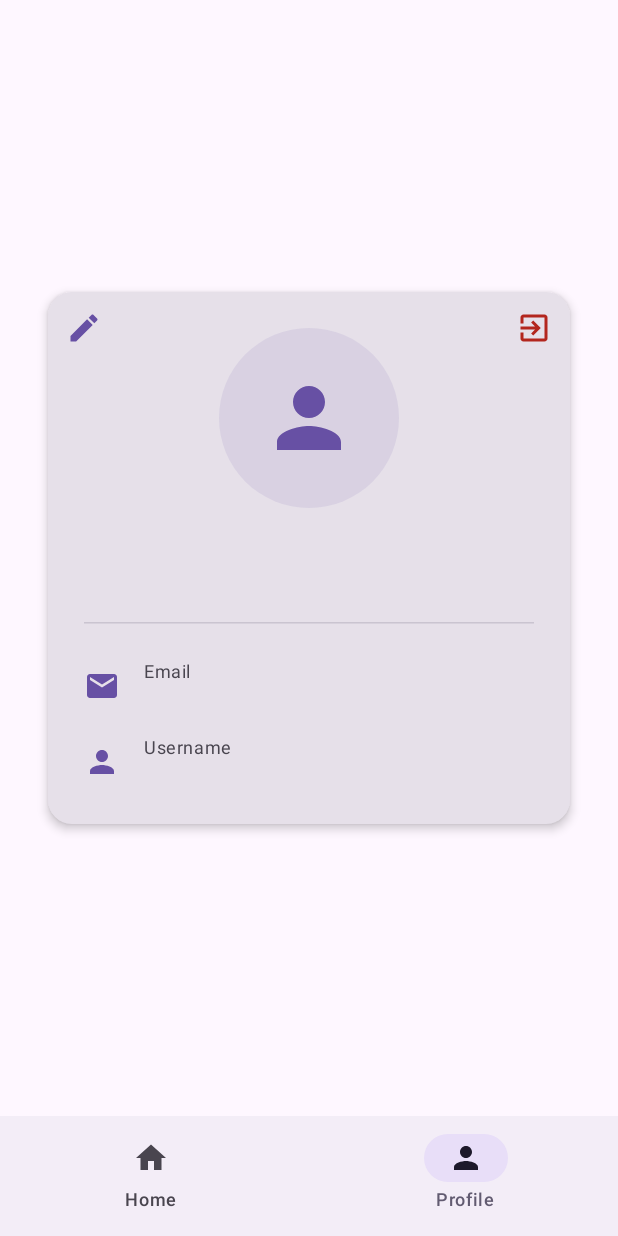
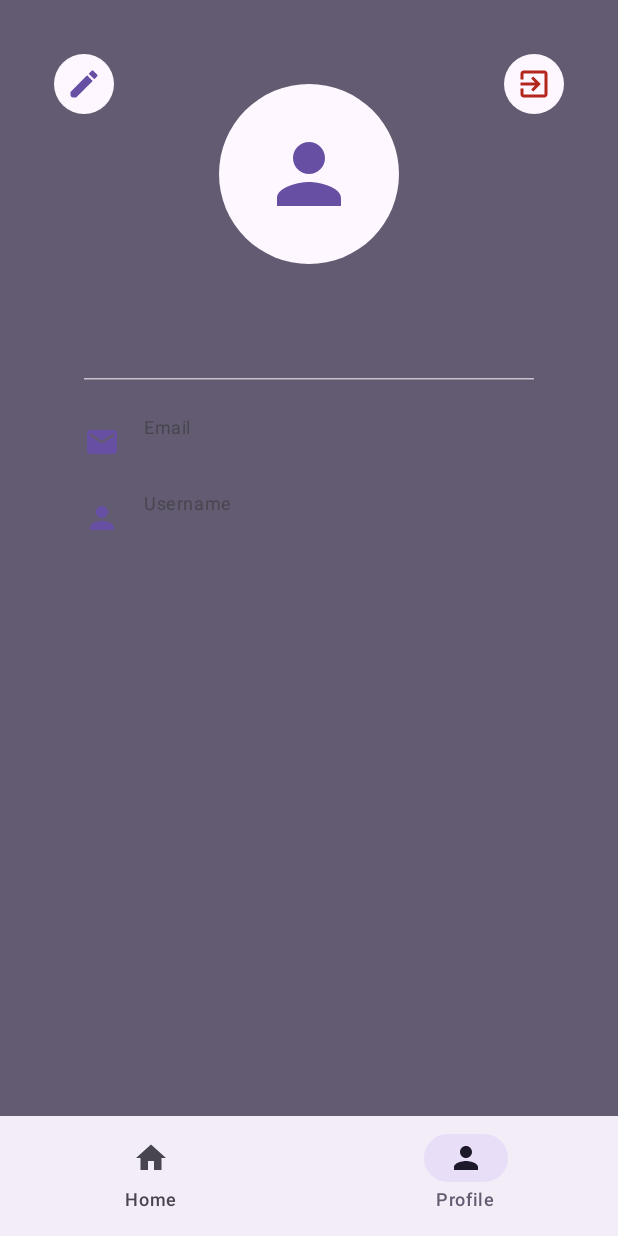
Before and after one commit to SPoretti/Voci-App, an Android app built with Jetpack Compose: the UserProfileScreen screen opened through its navigation route, on a phone screen of 412 x 824 dp. Run offline under Robolectric (Android 15) with nearby library versions, the phone set to English and light mode, and no system bars; our stand-ins replace Firebase (no records; nobody signed in at launch, a user with empty details on screens opened directly).

Commit message:
Added themeUtils to add gradinets / shapes for the app styling. Missing docs and functionalities. Updated UserProfileScreen.kt but just to test still needs styling.

```diff
--- a/app/src/main/java/com/example/vociapp/ui/screens/userProfile/UserProfileScreen.kt
+++ b/app/src/main/java/com/example/vociapp/ui/screens/userProfile/UserProfileScreen.kt
@@ -29,6 +29,7 @@ import androidx.compose.runtime.Composable
 import androidx.compose.ui.Alignment
 import androidx.compose.ui.Modifier
 import androidx.compose.ui.draw.clip
+import androidx.compose.ui.graphics.Color
 import androidx.compose.ui.graphics.vector.ImageVector
 import androidx.compose.ui.text.font.FontWeight
 import androidx.compose.ui.unit.dp
@@ -46,23 +47,22 @@ fun UserProfileScreen(
     Box(
         modifier = Modifier
             .fillMaxSize()
-            .background(MaterialTheme.colorScheme.background)
+            .background(MaterialTheme.colorScheme.secondary)
     ) {
         Column(
             modifier = Modifier
                 .fillMaxSize()
                 .padding(16.dp),
-            horizontalAlignment = Alignment.CenterHorizontally,
-            verticalArrangement = Arrangement.Center
+            horizontalAlignment = Alignment.CenterHorizontally
         ) {
             Card(
                 modifier = Modifier
                     .fillMaxWidth()
                     .padding(16.dp),
-                elevation = CardDefaults.cardElevation(defaultElevation = 4.dp),
-                shape = RoundedCornerShape(16.dp)
+                shape = RoundedCornerShape(16.dp),
+                colors = CardDefaults.cardColors(containerColor = Color.Transparent)
             ) {
-                Box(modifier = Modifier.fillMaxWidth()) {
+                Box(modifier = Modifier.fillMaxWidth().background(Color.Transparent)) {
                     // Edit button
                     IconButton(
                         onClick = { navController.navigate(Screens.UpdateUserProfile.route) },
@@ -71,7 +71,11 @@ fun UserProfileScreen(
                         Icon(
                             imageVector = Icons.Default.Edit,
                             contentDescription = "Edit Profile",
-                            tint = MaterialTheme.colorScheme.primary
+                            tint = MaterialTheme.colorScheme.primary,
+                            modifier = Modifier
+                                .background(MaterialTheme.colorScheme.surface)
+                                .padding(8.dp)
+                                .clip(CircleShape)
                         )
                     }
 
@@ -83,7 +87,11 @@ fun UserProfileScreen(
                         Icon(
                             imageVector = Icons.AutoMirrored.Filled.ExitToApp,
                             contentDescription = "Logout",
-                            tint = MaterialTheme.colorScheme.error
+                            tint = MaterialTheme.colorScheme.error,
+                            modifier = Modifier
+                                .background(MaterialTheme.colorScheme.surface)
+                                .padding(8.dp)
+                                .clip(CircleShape)
                         )
                     }
 
@@ -100,7 +108,7 @@ fun UserProfileScreen(
                                 modifier = Modifier
                                     .size(120.dp)
                                     .clip(CircleShape)
-                                    .background(MaterialTheme.colorScheme.primary.copy(alpha = 0.1f)),
+                                    .background(MaterialTheme.colorScheme.surface),
                                 contentAlignment = Alignment.Center
                             ) {
                                 Icon(
```
Also changed, not shown: app/src/main/java/com/example/vociapp/ui/theme/ThemeUtils.kt (added, +45 -0 lines).
